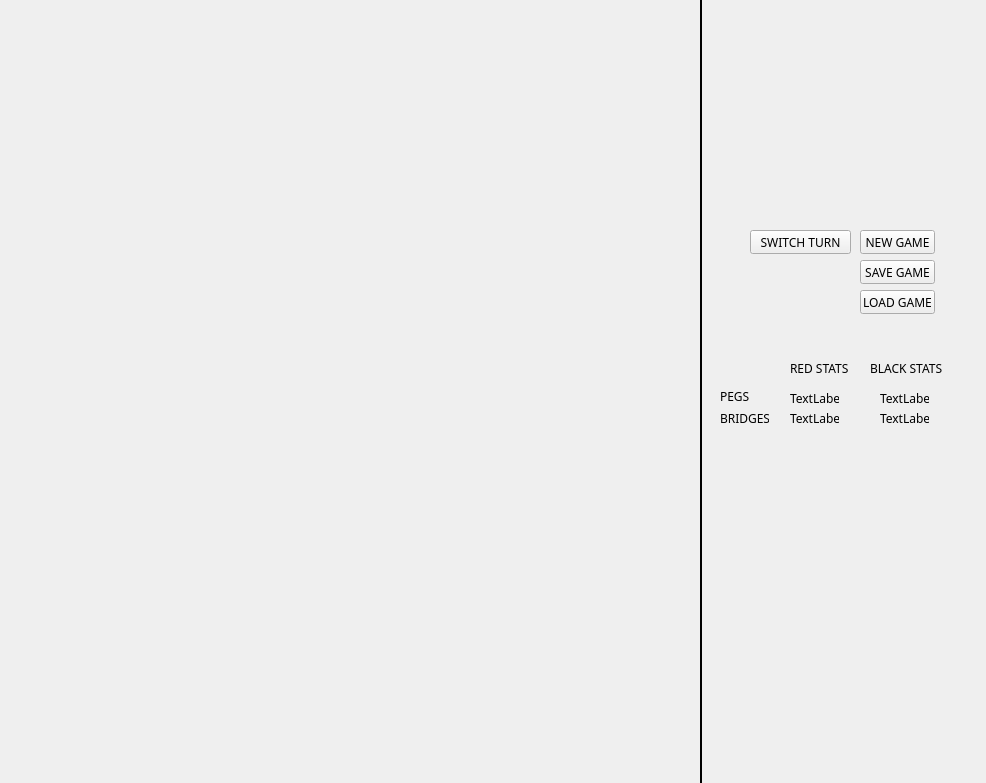
First picture: the form in C--/TwixtUI/TwixtUI.ui, repository florin-irl/C--, before the edit.
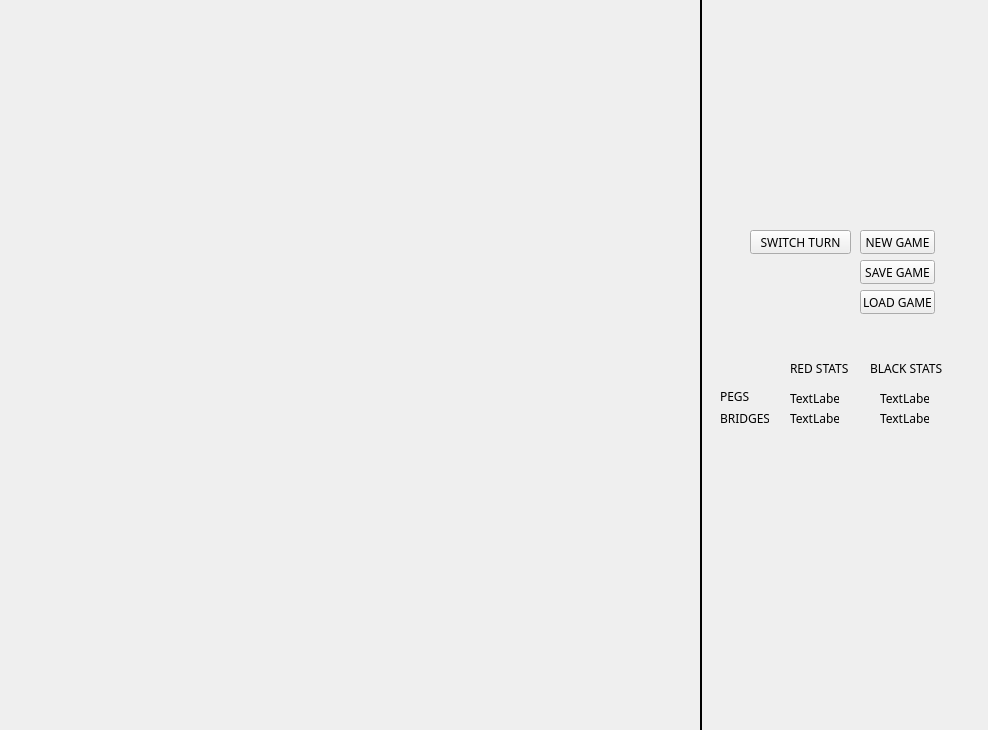
Second picture: the form after the edit. Icons and pictures are not drawn.

Diff of the .ui file:
```diff
--- a/C--/TwixtUI/TwixtUI.ui
+++ b/C--/TwixtUI/TwixtUI.ui
@@ -6,8 +6,8 @@
    <rect>
     <x>0</x>
     <y>0</y>
-    <width>986</width>
-    <height>783</height>
+    <width>988</width>
+    <height>730</height>
    </rect>
   </property>
   <property name="windowTitle">
```
